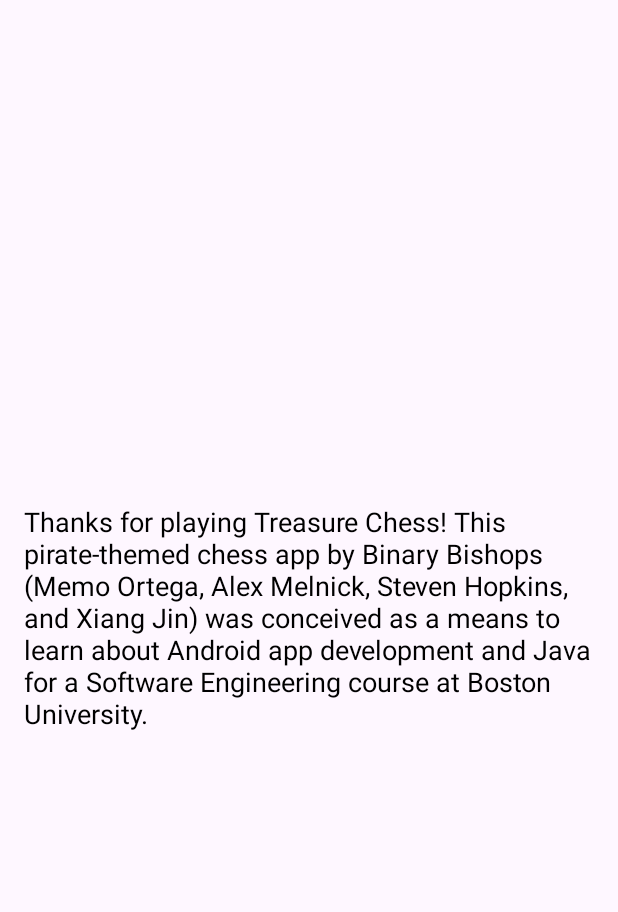
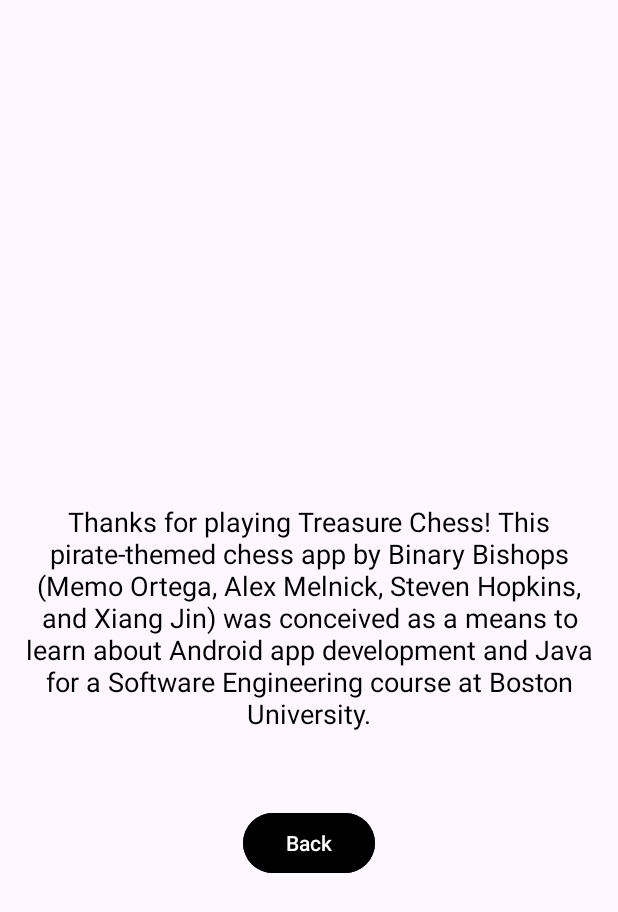
Before and after one commit to XiangTGE/EC327-Final-Project, an Android app: the InfoActivity screen opened directly, with no data from a screen before it, on a phone screen of 412 x 824 dp. Shown: the top 912 px of the screen. Run offline under Robolectric (Android 15) with nearby library versions, the phone set to English and light mode, and no system bars.

Commit message:
Set up foundation to start transmitting information between front-end and back-end

```diff
--- a/ChessGame/app/src/main/java/com/example/chessgame/BoardActivity.java
+++ b/ChessGame/app/src/main/java/com/example/chessgame/BoardActivity.java
@@ -178,12 +178,18 @@
     // Run the game, melds back-end and front-end
     void runGame () {
 
-        // Set up the board (ONLY RUNS ONCE!!)
+        // Set up the board (ONLY RUNS ONCE!!) in UI
         setUpBoard();
 
 
-        // Refresh board - set up board pieces
-        setBoard(game.getBoardPositions());
+        // Get the game going!
+        while (!game.gameOver()) {
+
+
+
+            // Refresh board - set up board pieces
+            setBoard(game.getBoardPositions());
+        }
     }
 
 
@@ -201,5 +207,8 @@
 
         // Run the game
         runGame();
+
+
+        // Determine if user wants to play again? (lower priority issue)
     }
 }
--- a/ChessGame/app/src/main/java/com/example/chessgame/GamePlay.java
+++ b/ChessGame/app/src/main/java/com/example/chessgame/GamePlay.java
@@ -44,6 +44,11 @@
     Piece wPawn6;
     Piece wPawn7;
     Piece wPawn8;
+
+
+    // Game parameters
+    int move = 0;                                                                                   // Stores the move number (even is white's turn,
+                                                                                                    // odd is black's turn)
 
 
     // Set up board, start the game
@@ -149,4 +154,20 @@
 
         return BoardPositions;
     }
+
+
+    // Rerun game
+    public void rerunGame () {
+
+        initializeBoard();
+    }
+
+
+    // Check game over status
+    public boolean gameOver () {
+
+        // Determine if game is over, true if yes, false if no
+        //Default return for now (CHANGE THIS LATER!!!!)
+        return true;
+    }
 }
--- a/ChessGame/app/src/main/res/layout/activity_info.xml
+++ b/ChessGame/app/src/main/res/layout/activity_info.xml
@@ -1,5 +1,8 @@
 <?xml version="1.0" encoding="utf-8"?>
-<RelativeLayout xmlns:android="http://schemas.android.com/apk/res/android"
+<RelativeLayout
+    xmlns:android="http://schemas.android.com/apk/res/android"
+    xmlns:app="http://schemas.android.com/apk/res-auto"
+    xmlns:tools="http://schemas.android.com/tools"
     android:layout_width="match_parent"
     android:layout_height="match_parent"
     android:padding="16dp">
@@ -8,9 +11,21 @@
         android:id="@+id/info_text"
         android:layout_width="wrap_content"
         android:layout_height="wrap_content"
+        android:layout_centerInParent="true"
         android:text="@string/info_line1"
+        android:textColor="@android:color/black"
         android:textSize="18sp"
-        android:textColor="@android:color/black"
-        android:layout_centerInParent="true" />
+        android:gravity="center"/>
+
+    <Button
+        android:id="@+id/info_activity_back_button"
+        android:backgroundTint="@android:color/black"
+        tools:textColor="@color/white"
+        android:layout_width="wrap_content"
+        android:layout_height="wrap_content"
+        android:text="@string/back"
+        android:layout_below="@id/info_text"
+        android:layout_centerHorizontal="true"
+        android:layout_marginTop="50dp"/>
 
 </RelativeLayout>
--- a/ChessGame/app/src/main/res/values/strings.xml
+++ b/ChessGame/app/src/main/res/values/strings.xml
@@ -22,4 +22,7 @@
         This pirate-themed chess app by Binary Bishops (Memo Ortega, Alex Melnick, Steven Hopkins, and Xiang Jin)
         was conceived as a means to learn about Android app development and Java for a Software Engineering course at Boston University.</string>
 
+    <!-- Miscellaneous Strings -->
+    <string name="back">Back</string>
+
 </resources>
```
